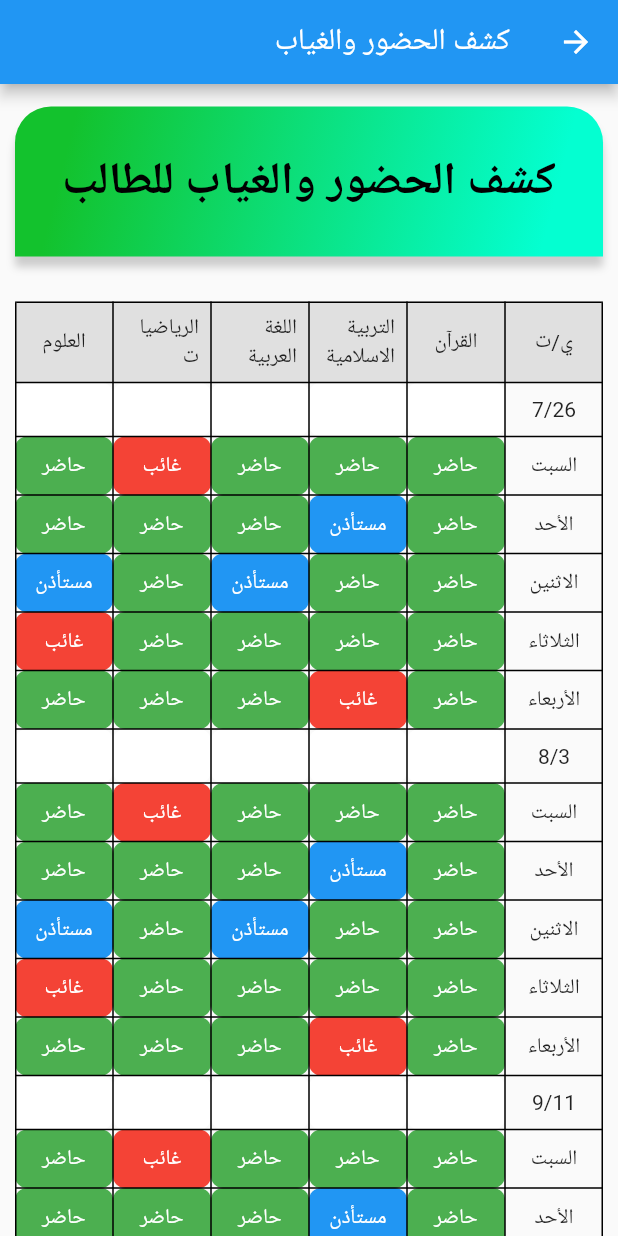
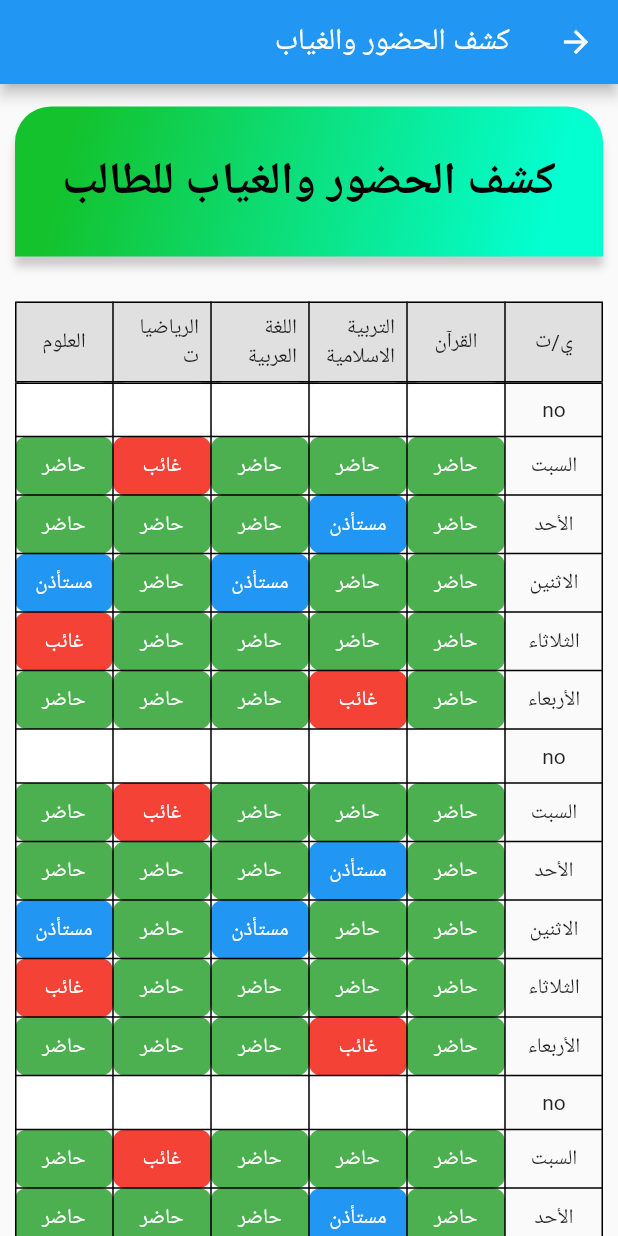
Before and after one commit to coderAhmedHamood/design_flutter, a Flutter app: the AttendanceScreen screen opened directly, on a phone screen of 412 x 824 dp. Run offline on Flutter 3.47's test engine with Material 2 defaults, Android fonts, the phone set to English and light mode, and no system bars; our stand-ins replace flutter_spinkit, font_awesome_flutter, get, rflutter_alert.

Commit message:
fix table degree student

```diff
--- a/lib/screen/parents/AttendanceScreen.dart
+++ b/lib/screen/parents/AttendanceScreen.dart
@@ -11,7 +11,7 @@ class AttendanceScreen extends StatelessWidget {
 
 
   final List<StudentAttendance> studentAttendance = [
-    StudentAttendance(day: '7/26', subjects: ['', '', '', '', '']),
+    StudentAttendance(day: 'no', subjects: ['', '', '', '', '']),
     StudentAttendance(
         day: 'السبت', subjects: ['حاضر', 'حاضر', 'حاضر', 'غائب', 'حاضر']),
     StudentAttendance(
@@ -23,7 +23,7 @@ class AttendanceScreen extends StatelessWidget {
     StudentAttendance(
         day: 'الأربعاء', subjects: ['حاضر', 'غائب', 'حاضر', 'حاضر', 'حاضر']),
 
-   StudentAttendance(day: '8/3', subjects: ['', '', '', '', '']),
+   StudentAttendance(day: 'no', subjects: ['', '', '', '', '']),
     StudentAttendance(
         day: 'السبت', subjects: ['حاضر', 'حاضر', 'حاضر', 'غائب', 'حاضر']),
     StudentAttendance(
@@ -34,24 +34,24 @@ class AttendanceScreen extends StatelessWidget {
         day: 'الثلاثاء', subjects: ['حاضر', 'حاضر', 'حاضر', 'حاضر', 'غائب']),
     StudentAttendance(
         day: 'الأربعاء', subjects: ['حاضر', 'غائب', 'حاضر', 'حاضر', 'حاضر']),
-    StudentAttendance(day: '9/11', subjects: ['', '', '', '', '']),
+    StudentAttendance(day: 'no', subjects: ['', '', '', '', '']),
      StudentAttendance(
         day: 'السبت', subjects: ['حاضر', 'حاضر', 'حاضر', 'غائب', 'حاضر']),
     StudentAttendance(
         day: 'الأحد', subjects: ['حاضر', 'مستأذن', 'حاضر', 'حاضر', 'حاضر']),
     StudentAttendance(
         day: 'الاثنين', subjects: ['حاضر', 'حاضر', 'مستأذن', 'حاضر', 'مستأذن']),
-    StudentAttendance(
-        day: 'الثلاثاء', subjects: ['حاضر', 'حاضر', 'حاضر', 'حاضر', 'غائب']),
-    StudentAttendance(
-        day: 'الأربعاء', subjects: ['حاضر', 'غائب', 'حاضر', 'حاضر', 'حاضر']),
-    StudentAttendance(day: '9/19', subjects: ['', '', '', '', '']),
-     StudentAttendance(
-        day: 'السبت', subjects: ['حاضر', 'حاضر', 'غائب', 'حاضر', 'مستأذن']),
-    StudentAttendance(
-        day: 'الأحد', subjects: ['حاضر', 'حاضر', 'حاضر', 'حاضر', 'غائب']),
-    StudentAttendance(
-        day: 'الاثنين', subjects: ['حاضر', 'حاضر', 'حاضر', 'حاضر', 'حاضر']),
+  //   StudentAttendance(
+  //       day: 'الثلاثاء', subjects: ['حاضر', 'حاضر', 'حاضر', 'حاضر', 'غائب']),
+  //   StudentAttendance(
+  //       day: 'الأربعاء', subjects: ['حاضر', 'غائب', 'حاضر', 'حاضر', 'حاضر']),
+  //   StudentAttendance(day: '9/19', subjects: ['', '', '', '', '']),
+  //    StudentAttendance(
+  //       day: 'السبت', subjects: ['حاضر', 'حاضر', 'غائب', 'حاضر', 'مستأذن']),
+  //   StudentAttendance(
+  //       day: 'الأحد', subjects: ['حاضر', 'حاضر', 'حاضر', 'حاضر', 'غائب']),
+  //   StudentAttendance(
+  //       day: 'الاثنين', subjects: ['حاضر', 'حاضر', 'حاضر', 'حاضر', 'حاضر']),
   ];
 // final List<StudentAttendance> studentAttendance = [
 //   StudentAttendance(day: '7/26', subjects: ['', '']),
@@ -92,10 +92,25 @@ class AttendanceScreen extends StatelessWidget {
 
 List<String> columnNames = ['ي/ت', 'القرآن', 'التربية الاسلامية', 'اللغة العربية', 'الرياضيات', 'العلوم'];
 
+
+
+
 Widget WidgetTable() {
   return Padding(
     padding: const EdgeInsets.all(10.0),
-    child: Table(
+    child:Column(
+      children: [
+        WidgetCreateTable(),
+        // Text(attendance.day,style: TextStyle(fontSize: 40),),
+        WidgetRowTable(),
+      ],
+    ),
+  );
+}
+
+
+Widget WidgetCreateTable(){
+  return  Table(
       border: TableBorder.all(),
       defaultVerticalAlignment: TableCellVerticalAlignment.middle,
       children: [
@@ -105,7 +120,35 @@ Widget WidgetTable() {
             return TableCell(child: WidgetCell(columnNames[index]));
           }),
         ),
+        // ...studentAttendance.map((attendance) {
+        //   return TableRow(
+        //     children: [
+        //       TableCell(child: WidgetCell(attendance.day)),
+        //       ...attendance.subjects.map((subject) {
+        //         return TableCell(child: _buildAttendanceStatus(subject));
+        //       }).toList(),
+        //     ],
+        //   );
+        // }).toList(),
+      ],
+    );
+}
+
+Widget WidgetRowTable(){
+  return  Table(
+  border: TableBorder.all(),
+  defaultVerticalAlignment: TableCellVerticalAlignment.middle,
+  children: [
     ...studentAttendance.map((attendance) {
+//       if(attendance.day=='no') {
+// return TableRow(
+//           children: [
+//           Expanded(child:Text("bahz"))
+//           ],
+//         );
+
+//              }
+      if (attendance.day.isNotEmpty && attendance.subjects.isNotEmpty) {
         return TableRow(
           children: [
             TableCell(child: WidgetCell(attendance.day)),
@@ -114,19 +157,38 @@ Widget WidgetTable() {
             }).toList(),
           ],
         );
+      } else if (attendance.day.isNotEmpty) {
+        return TableRow(
+          children: [
+            TableCell(
+              child: Row(
+                children: [
+                  WidgetCell(attendance.day),
+                  ...attendance.subjects.map((subject) {
+                    return Expanded(child: WidgetCell(subject));
                   }).toList(),
                 ],
               ),
+            ),
+          ],
         );
+      } else if (attendance.subjects.isNotEmpty) {
+        return TableRow(
+          children: [
+            ...attendance.subjects.map((subject) {
+              return TableCell(child: WidgetCell(subject));
+            }).toList(),
+          ],
+        );
+      } else {
+        return TableRow(children: []);
+      }
+    }).toList(),
+  ],
+);
+
 }
 
-
-  Widget WidgetCell(String cellName) {
-    return Container(
-      padding: EdgeInsets.all(8),
-      child: Center(child: Text(cellName)),
-    );
-  }
 
   Widget _buildAttendanceStatus(String status) {
     return Container(
@@ -149,6 +211,15 @@ Widget WidgetTable() {
       ),
     );
   }
+
+
+  Widget WidgetCell(String cellName) {
+    return Container(
+      padding: EdgeInsets.all(8),
+      child: Center(child: Text(cellName)),
+    );
+  }
+
 
   Widget WidgetTitle() {
     return Padding(
```
Lines whose indentation alone changed are shown as unchanged.
